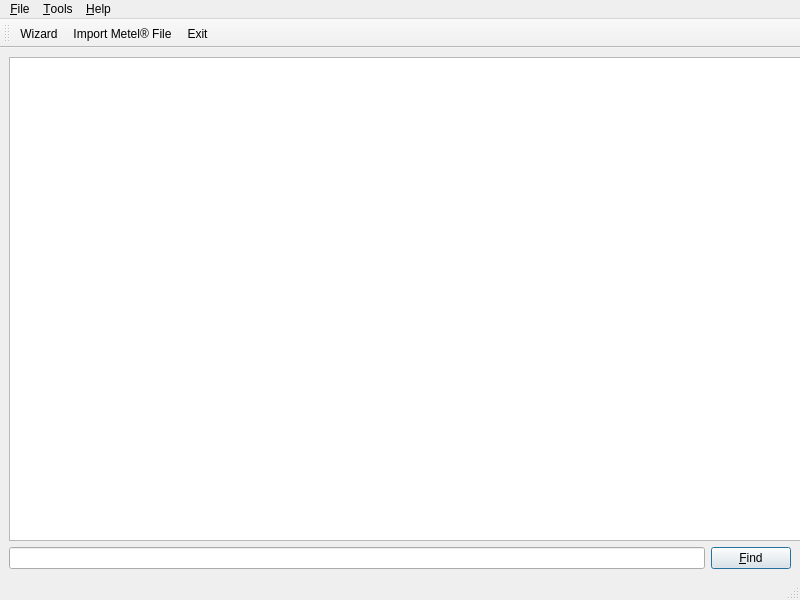
Old version of the form mainwindow.ui in the repository gallochri/SCFqt.
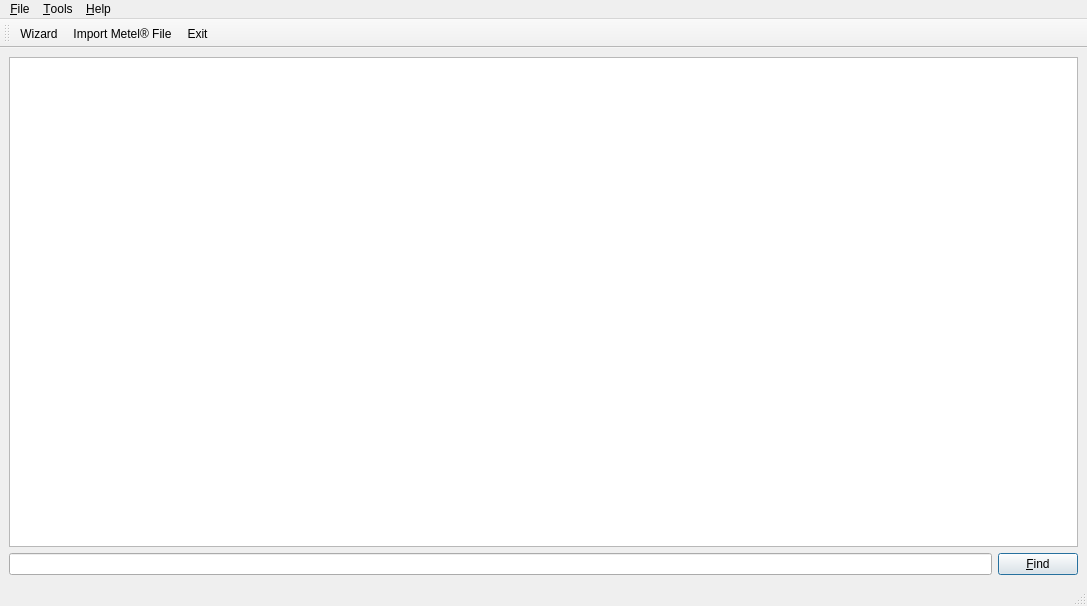
New version of the form. Icons and pictures are not drawn.

```diff
--- a/mainwindow.ui
+++ b/mainwindow.ui
@@ -6,8 +6,8 @@
    <rect>
     <x>0</x>
     <y>0</y>
-    <width>800</width>
-    <height>600</height>
+    <width>1087</width>
+    <height>606</height>
    </rect>
   </property>
   <property name="minimumSize">
@@ -101,8 +101,8 @@
     <rect>
      <x>0</x>
      <y>0</y>
-     <width>800</width>
-     <height>23</height>
+     <width>1087</width>
+     <height>25</height>
     </rect>
    </property>
    <widget class="QMenu" name="menu_File">
```
Left out of the diff: 20 changed lines with no effect on the pictures.
